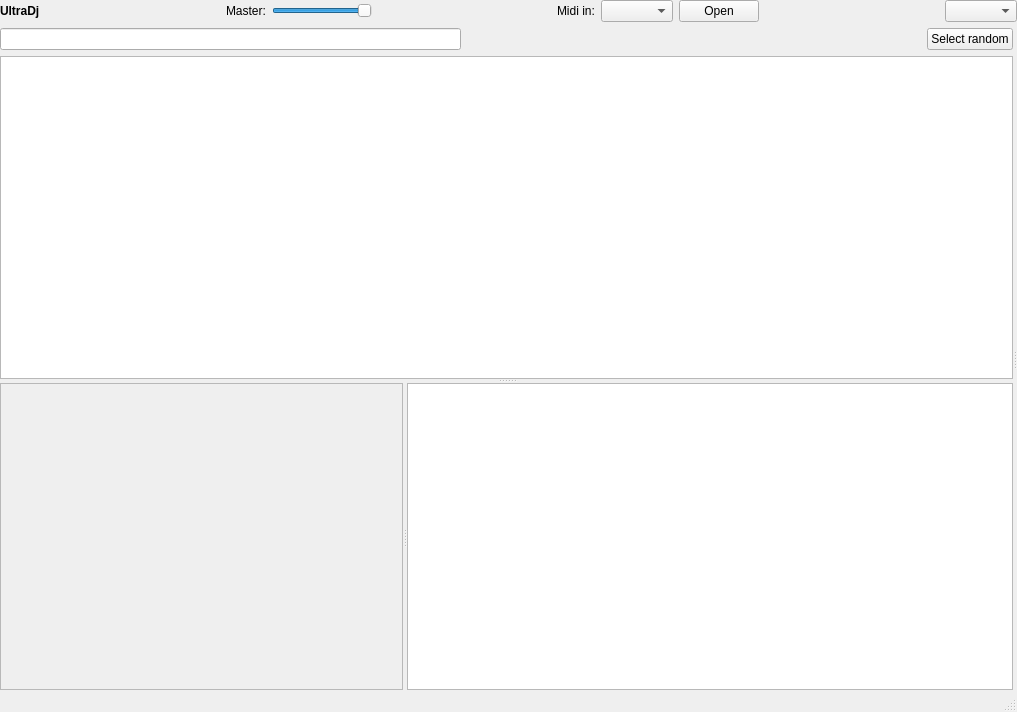
Qt form mainwindow.ui (0xFEEDC0DE64/DrumMachine) before a commit.
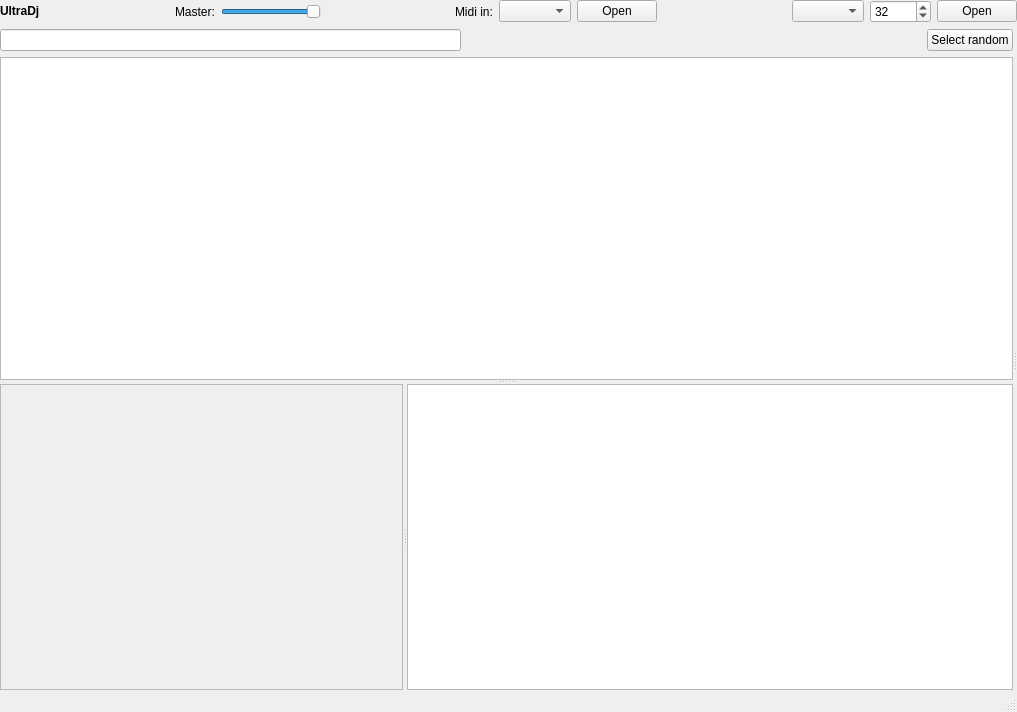
The same form after that commit. Custom widgets are drawn as their Qt base class.

Commit message: Switched to PortAudio

```diff
--- a/mainwindow.ui
+++ b/mainwindow.ui
@@ -124,6 +124,23 @@
       <item>
        <widget class="QComboBox" name="comboBoxAudioDevice"/>
       </item>
+      <item>
+       <widget class="QSpinBox" name="spinBoxBufferSize">
+        <property name="maximum">
+         <number>65535</number>
+        </property>
+        <property name="value">
+         <number>32</number>
+        </property>
+       </widget>
+      </item>
+      <item>
+       <widget class="QPushButton" name="pushButtonAudioDevice">
+        <property name="text">
+         <string>Open</string>
+        </property>
+       </widget>
+      </item>
      </layout>
     </item>
     <item>
```
The commit also changes 16 other files.
